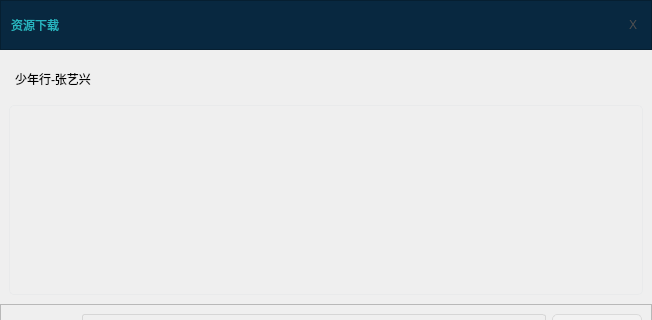
Old version of the form VideoPlayer/fileshandle/DownloadType.ui in the repository huizhang556/pc-video-player; both pictures show x 0 to 652 and y 0 to 320 of the 652 by 460 pixel window.
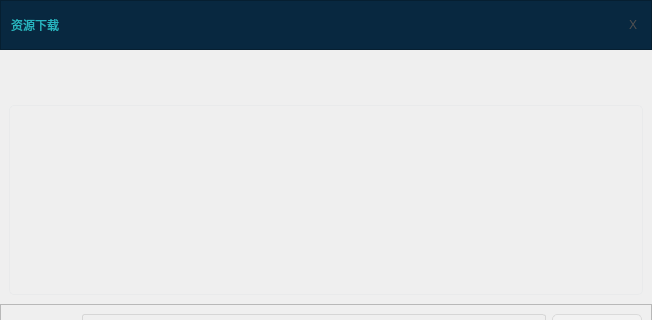
New version of the form. Icons and pictures are not drawn.

Patch:
```diff
--- a/VideoPlayer/fileshandle/DownloadType.ui
+++ b/VideoPlayer/fileshandle/DownloadType.ui
@@ -227,7 +227,7 @@
 }</string>
          </property>
          <property name="text">
-          <string>少年行-张艺兴</string>
+          <string/>
          </property>
         </widget>
        </item>
```
